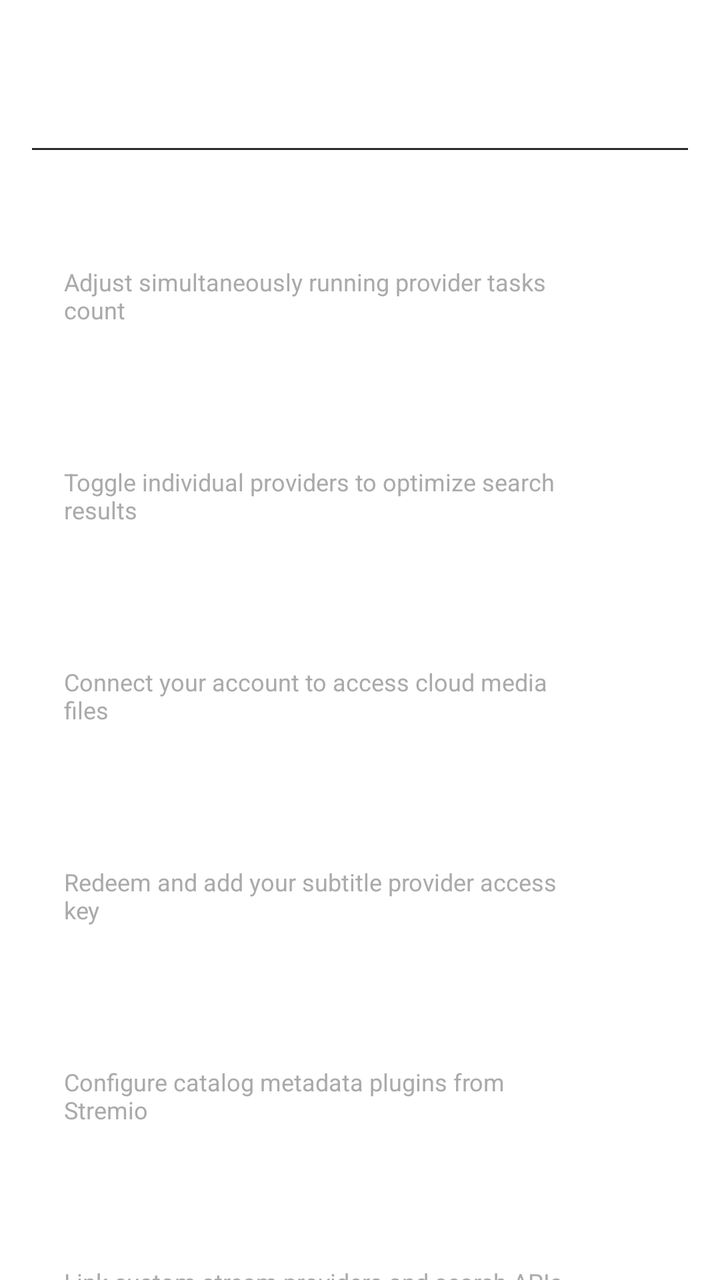
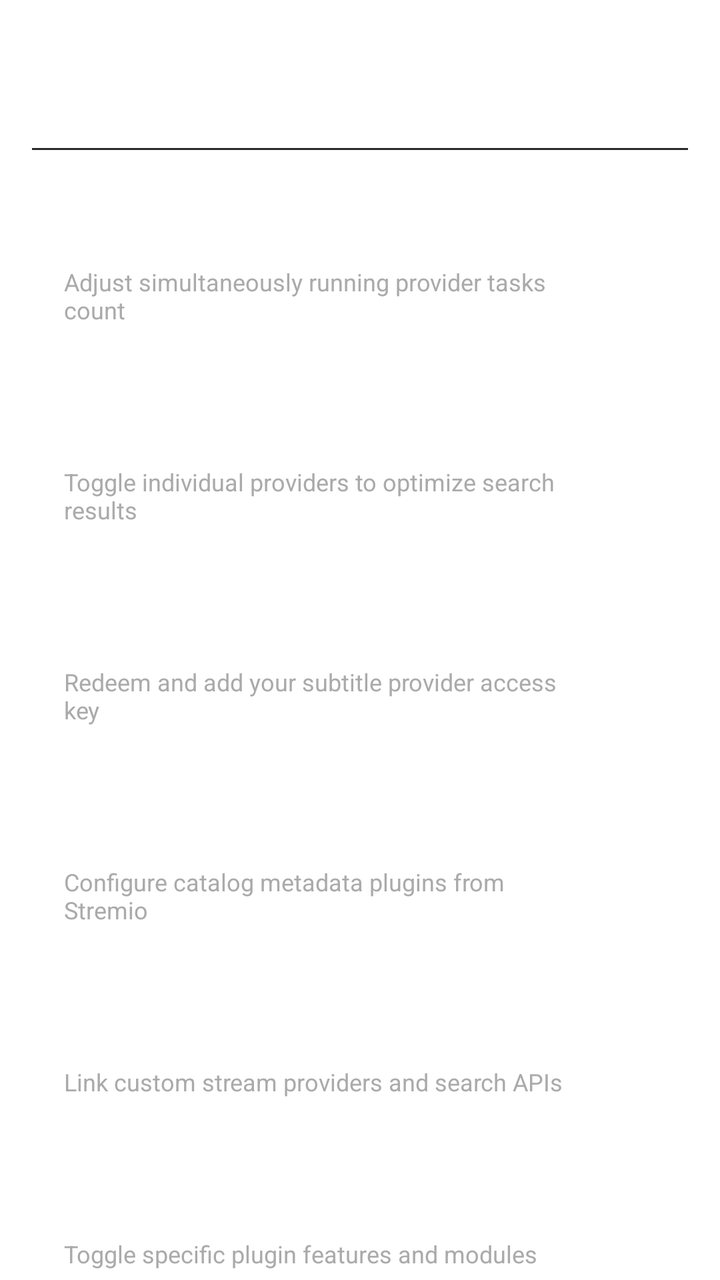

An Android layout rendered at two revisions. The XML below is the earlier revision; the diff shows what the commit changed to produce the second picture.
<!-- AndroidManifest.xml: fallback theme Theme.MaterialComponents.DayNight.NoActionBar -->
<!-- res/layout/fragment_main_settings.xml -->
<?xml version="1.0" encoding="utf-8"?>
<androidx.core.widget.NestedScrollView xmlns:android="http://schemas.android.com/apk/res/android"
    xmlns:app="http://schemas.android.com/apk/res-auto"
    xmlns:tools="http://schemas.android.com/tools"
    android:layout_width="match_parent"
    android:layout_height="match_parent"
    android:layoutDirection="ltr">

    <LinearLayout
        android:layout_width="match_parent"
        android:layout_height="wrap_content"
        android:orientation="vertical"
        android:paddingStart="16dp"
        android:paddingEnd="16dp"
        android:paddingBottom="24dp"
        tools:background="#121212">

        
        <LinearLayout
            android:layout_width="match_parent"
            android:layout_height="wrap_content"
            android:orientation="horizontal"
            android:gravity="center_vertical"
            android:layout_marginTop="20dp"
            android:layout_marginBottom="10dp">

            <TextView
                android:layout_width="0dp"
                android:layout_height="wrap_content"
                android:layout_weight="1"
                android:text="StreamPlay Settings"
                android:textSize="22sp"
                android:textColor="#FFFFFF"
                android:textStyle="bold" />

            <ImageView
                android:id="@+id/saveIcon"
                android:layout_width="44dp"
                android:layout_height="44dp"
                android:padding="10dp"
                android:focusable="true"
                android:clickable="true"
                android:background="?android:attr/selectableItemBackgroundBorderless"
                android:contentDescription="Save &amp; Reload" />
        </LinearLayout>

        <View
            android:layout_width="match_parent"
            android:layout_height="1dp"
            android:background="#2A2A2A"
            android:layout_marginBottom="16dp" />

        
        <LinearLayout
            android:id="@+id/performanceRow"
            android:layout_width="match_parent"
            android:layout_height="wrap_content"
            android:layout_marginBottom="12dp"
            android:orientation="horizontal"
            android:padding="16dp"
            android:gravity="center_vertical"
            android:clickable="true"
            android:focusable="true"
            android:nextFocusUp="@id/saveIcon">

            <LinearLayout
                android:layout_width="0dp"
                android:layout_height="wrap_content"
                android:layout_weight="1"
                android:orientation="vertical">

                <TextView
                    android:layout_width="wrap_content"
                    android:layout_height="wrap_content"
                    android:text="Performance Settings"
                    android:textColor="#FFFFFF"
                    android:textSize="16sp"
                    android:textStyle="bold" />

                <TextView
                    android:layout_width="wrap_content"
                    android:layout_height="wrap_content"
                    android:text="Adjust simultaneously running provider tasks count"
                    android:textColor="#AAAAAA"
                    android:textSize="12sp"
                    android:layout_marginTop="4dp" />
            </LinearLayout>

            <ImageView
                android:id="@+id/performance"
                android:layout_width="24dp"
                android:layout_height="24dp"
                android:layout_marginStart="16dp"
                android:focusable="false"
                android:clickable="false" />
        </LinearLayout>

        
        <LinearLayout
            android:id="@+id/toggleprovidersRow"
            android:layout_width="match_parent"
            android:layout_height="wrap_content"
            android:layout_marginBottom="12dp"
            android:orientation="horizontal"
            android:padding="16dp"
            android:gravity="center_vertical"
            android:clickable="true"
            android:focusable="true"
            android:nextFocusUp="@id/performanceRow">

            <LinearLayout
                android:layout_width="0dp"
                android:layout_height="wrap_content"
                android:layout_weight="1"
                android:orientation="vertical">

                <TextView
                    android:layout_width="wrap_content"
                    android:layout_height="wrap_content"
                    android:text="Enable/Disable Sources"
                    android:textColor="#FFFFFF"
                    android:textSize="16sp"
                    android:textStyle="bold" />

                <TextView
                    android:layout_width="wrap_content"
                    android:layout_height="wrap_content"
                    android:text="Toggle individual providers to optimize search results"
                    android:textColor="#AAAAAA"
                    android:textSize="12sp"
                    android:layout_marginTop="4dp" />
            </LinearLayout>

            <ImageView
                android:id="@+id/toggleproviders"
                android:layout_width="24dp"
                android:layout_height="24dp"
                android:layout_marginStart="16dp"
                android:focusable="false"
                android:clickable="false" />
        </LinearLayout>

        
        <LinearLayout
            android:id="@+id/loginRow"
            android:layout_width="match_parent"
            android:layout_height="wrap_content"
            android:layout_marginBottom="12dp"
            android:orientation="horizontal"
            android:padding="16dp"
            android:gravity="center_vertical"
            android:clickable="true"
            android:focusable="true"
            android:nextFocusUp="@id/toggleprovidersRow">

            <LinearLayout
                android:layout_width="0dp"
                android:layout_height="wrap_content"
                android:layout_weight="1"
                android:orientation="vertical">

                <TextView
                    android:layout_width="wrap_content"
                    android:layout_height="wrap_content"
                    android:text="Febbox Login"
                    android:textColor="#FFFFFF"
                    android:textSize="16sp"
                    android:textStyle="bold" />

                <TextView
                    android:layout_width="wrap_content"
                    android:layout_height="wrap_content"
                    android:text="Connect your account to access cloud media files"
                    android:textColor="#AAAAAA"
                    android:textSize="12sp"
                    android:layout_marginTop="4dp" />
            </LinearLayout>

            <ImageView
                android:id="@+id/loginCard"
                android:layout_width="24dp"
                android:layout_height="24dp"
                android:layout_marginStart="16dp"
                android:focusable="false"
                android:clickable="false" />
        </LinearLayout>

        
        <LinearLayout
            android:id="@+id/wyzieRow"
            android:layout_width="match_parent"
            android:layout_height="wrap_content"
            android:layout_marginBottom="12dp"
            android:orientation="horizontal"
            android:padding="16dp"
            android:gravity="center_vertical"
            android:clickable="true"
            android:focusable="true"
            android:nextFocusUp="@id/loginRow">

            <LinearLayout
                android:layout_width="0dp"
                android:layout_height="wrap_content"
                android:layout_weight="1"
                android:orientation="vertical">

                <TextView
                    android:layout_width="wrap_content"
                    android:layout_height="wrap_content"
                    android:text="Wyzie Key"
                    android:textColor="#FFFFFF"
                    android:textSize="16sp"
                    android:textStyle="bold" />

                <TextView
                    android:layout_width="wrap_content"
                    android:layout_height="wrap_content"
                    android:text="Redeem and add your subtitle provider access key"
                    android:textColor="#AAAAAA"
                    android:textSize="12sp"
                    android:layout_marginTop="4dp" />
            </LinearLayout>

            <ImageView
                android:id="@+id/wyzieCard"
                android:layout_width="24dp"
                android:layout_height="24dp"
                android:layout_marginStart="16dp"
                android:focusable="false"
                android:clickable="false" />
        </LinearLayout>

        
        <LinearLayout
            android:id="@+id/stremioaddonsRow"
            android:layout_width="match_parent"
            android:layout_height="wrap_content"
            android:layout_marginBottom="12dp"
            android:orientation="horizontal"
            android:padding="16dp"
            android:gravity="center_vertical"
            android:clickable="true"
            android:focusable="true"
            android:nextFocusUp="@id/wyzieRow">

            <LinearLayout
                android:layout_width="0dp"
                android:layout_height="wrap_content"
                android:layout_weight="1"
                android:orientation="vertical">

                <TextView
                    android:layout_width="wrap_content"
                    android:layout_height="wrap_content"
                    android:text="Stremio Catalog Addons"
                    android:textColor="#FFFFFF"
                    android:textSize="16sp"
                    android:textStyle="bold" />

                <TextView
                    android:layout_width="wrap_content"
                    android:layout_height="wrap_content"
                    android:text="Configure catalog metadata plugins from Stremio"
                    android:textColor="#AAAAAA"
                    android:textSize="12sp"
                    android:layout_marginTop="4dp" />
            </LinearLayout>

            <ImageView
                android:id="@+id/stremioaddons"
                android:layout_width="24dp"
                android:layout_height="24dp"
                android:layout_marginStart="16dp"
                android:focusable="false"
                android:clickable="false" />
        </LinearLayout>

        
        <LinearLayout
            android:id="@+id/stremioaddonstreamsRow"
            android:layout_width="match_parent"
            android:layout_height="wrap_content"
            android:layout_marginBottom="12dp"
            android:orientation="horizontal"
            android:padding="16dp"
            android:gravity="center_vertical"
            android:clickable="true"
            android:focusable="true"
            android:nextFocusUp="@id/stremioaddonsRow">

            <LinearLayout
                android:layout_width="0dp"
                android:layout_height="wrap_content"
                android:layout_weight="1"
                android:orientation="vertical">

                <TextView
                    android:layout_width="wrap_content"
                    android:layout_height="wrap_content"
                    android:text="Stremio Addons"
                    android:textColor="#FFFFFF"
                    android:textSize="16sp"
                    android:textStyle="bold" />

                <TextView
                    android:layout_width="wrap_content"
                    android:layout_height="wrap_content"
                    android:text="Link custom stream providers and search APIs"
                    android:textColor="#AAAAAA"
                    android:textSize="12sp"
                    android:layout_marginTop="4dp" />
            </LinearLayout>

            <ImageView
                android:id="@+id/stremioaddonstreams"
                android:layout_width="24dp"
                android:layout_height="24dp"
                android:layout_marginStart="16dp"
                android:focusable="false"
                android:clickable="false" />
        </LinearLayout>

        
        <LinearLayout
            android:id="@+id/featureRow"
            android:layout_width="match_parent"
            android:layout_height="wrap_content"
            android:layout_marginBottom="12dp"
            android:orientation="horizontal"
            android:padding="16dp"
            android:gravity="center_vertical"
            android:clickable="true"
            android:focusable="true"
            android:nextFocusUp="@id/stremioaddonstreamsRow">

            <LinearLayout
                android:layout_width="0dp"
                android:layout_height="wrap_content"
                android:layout_weight="1"
                android:orientation="vertical">

                <TextView
                    android:layout_width="wrap_content"
                    android:layout_height="wrap_content"
                    android:text="Toggle Extensions"
                    android:textColor="#FFFFFF"
                    android:textSize="16sp"
                    android:textStyle="bold" />

                <TextView
                    android:layout_width="wrap_content"
                    android:layout_height="wrap_content"
                    android:text="Toggle specific plugin features and modules"
                    android:textColor="#AAAAAA"
                    android:textSize="12sp"
                    android:layout_marginTop="4dp" />
            </LinearLayout>

            <ImageView
                android:id="@+id/featureCard"
                android:layout_width="24dp"
                android:layout_height="24dp"
                android:layout_marginStart="16dp"
                android:focusable="false"
                android:clickable="false" />
        </LinearLayout>

        
        <LinearLayout
            android:id="@+id/languageRow"
            android:layout_width="match_parent"
            android:layout_height="wrap_content"
            android:layout_marginBottom="12dp"
            android:orientation="horizontal"
            android:padding="16dp"
            android:gravity="center_vertical"
            android:clickable="true"
            android:focusable="true"
            android:nextFocusUp="@id/featureRow">

            <LinearLayout
                android:layout_width="0dp"
                android:layout_height="wrap_content"
                android:layout_weight="1"
                android:orientation="vertical">

                <TextView
                    android:layout_width="wrap_content"
                    android:layout_height="wrap_content"
                    android:text="Change Language"
                    android:textColor="#FFFFFF"
                    android:textSize="16sp"
                    android:textStyle="bold" />

                <TextView
                    android:layout_width="wrap_content"
                    android:layout_height="wrap_content"
                    android:text="Set your native language for subtitles and titles"
                    android:textColor="#AAAAAA"
                    android:textSize="12sp"
                    android:layout_marginTop="4dp" />
            </LinearLayout>

            <ImageView
                android:id="@+id/languageCard"
                android:layout_width="24dp"
                android:layout_height="24dp"
                android:layout_marginStart="16dp"
                android:focusable="false"
                android:clickable="false" />
        </LinearLayout>

    </LinearLayout>
</androidx.core.widget.NestedScrollView>
<!-- resources referenced by this layout -->
<resources>

</resources>

<!-- the commit's change to res/layout/fragment_main_settings.xml (unified diff, before → after) -->
@@ -149,8 +149,9 @@
             android:orientation="horizontal"
             android:padding="16dp"
             android:gravity="center_vertical"
-            android:clickable="true"
-            android:focusable="true"
+            android:clickable="false"
+            android:focusable="false"
+            android:visibility="gone"
             android:nextFocusUp="@id/toggleprovidersRow">
 
             <LinearLayout
@@ -196,7 +197,7 @@
             android:gravity="center_vertical"
             android:clickable="true"
             android:focusable="true"
-            android:nextFocusUp="@id/loginRow">
+            android:nextFocusUp="@id/toggleprovidersRow">
 
             <LinearLayout
                 android:layout_width="0dp"
